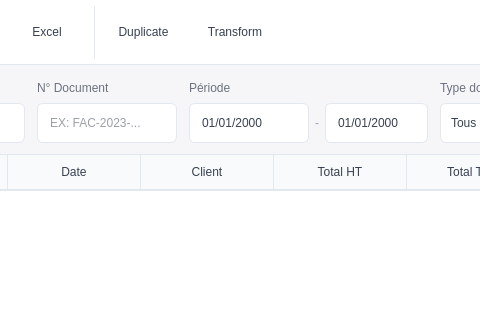
Above: program/windows/liste_ventes/liste_ventes.ui from lak-barmajyat/ERP before the change; both pictures show x 391 to 871 and y 0 to 320 of the 1339 by 669 pixel window. Below: the same form after it.
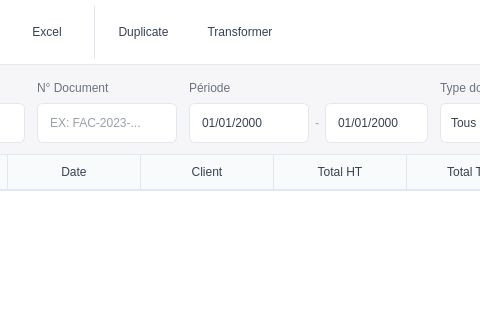
That is the form after the change. Icons and pictures are not drawn.

Patch:
```diff
--- a/program/windows/liste_ventes/liste_ventes.ui
+++ b/program/windows/liste_ventes/liste_ventes.ui
@@ -276,7 +276,7 @@
          </size>
         </property>
         <property name="text">
-         <string>Transform</string>
+         <string>Transformer</string>
         </property>
         <property name="toolButtonStyle">
          <enum>Qt::ToolButtonTextUnderIcon</enum>
```
